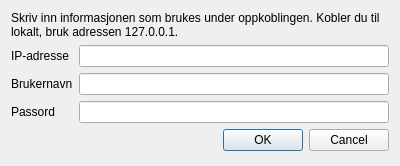
Qt form src/QT/jobber/jobber/connectpsql.ui (andersbo87/sources) before a commit.
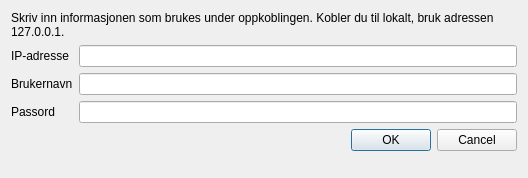
The same form after that commit.

Commit message: Endringer i GUI-en for å se til at teksten i etikettene passer i Ubuntu.

The edit to the form file:
```diff
--- a/src/QT/jobber/jobber/connectpsql.ui
+++ b/src/QT/jobber/jobber/connectpsql.ui
@@ -29,10 +29,16 @@
    <rect>
     <x>0</x>
     <y>0</y>
-    <width>400</width>
-    <height>166</height>
+    <width>528</width>
+    <height>178</height>
    </rect>
   </property>
+  <property name="minimumSize">
+   <size>
+    <width>528</width>
+    <height>178</height>
+   </size>
+  </property>
   <property name="windowTitle">
    <string>Logg inn til PostgreSQL</string>
   </property>
```
Left out of the diff: 23 changed lines with no effect on the pictures. The commit also changes 6 other files.
